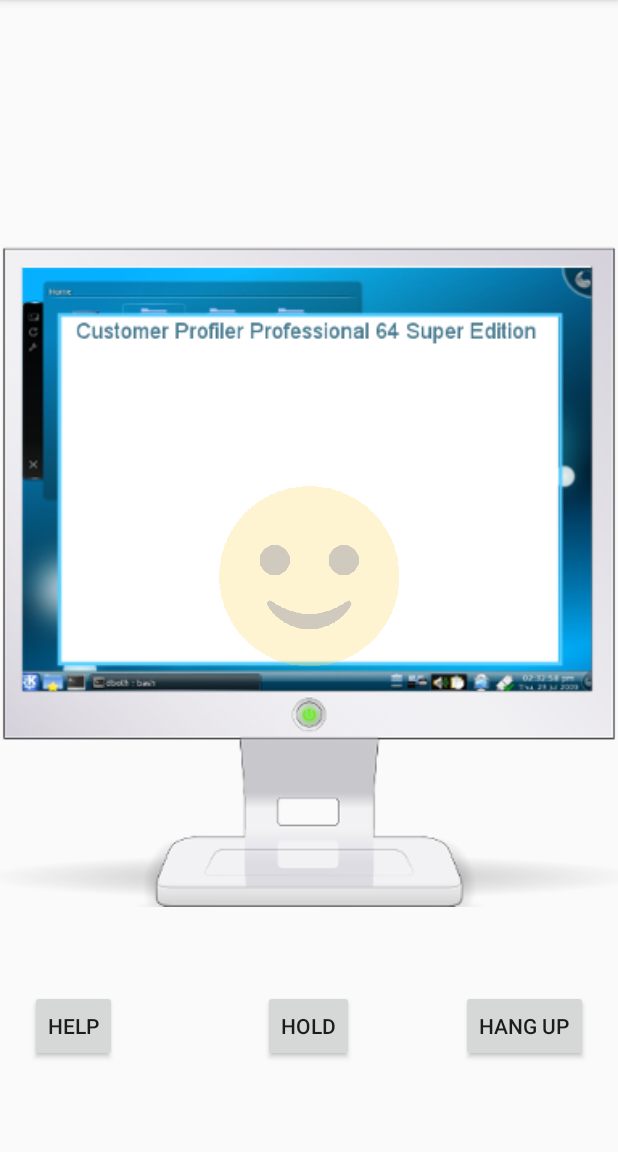
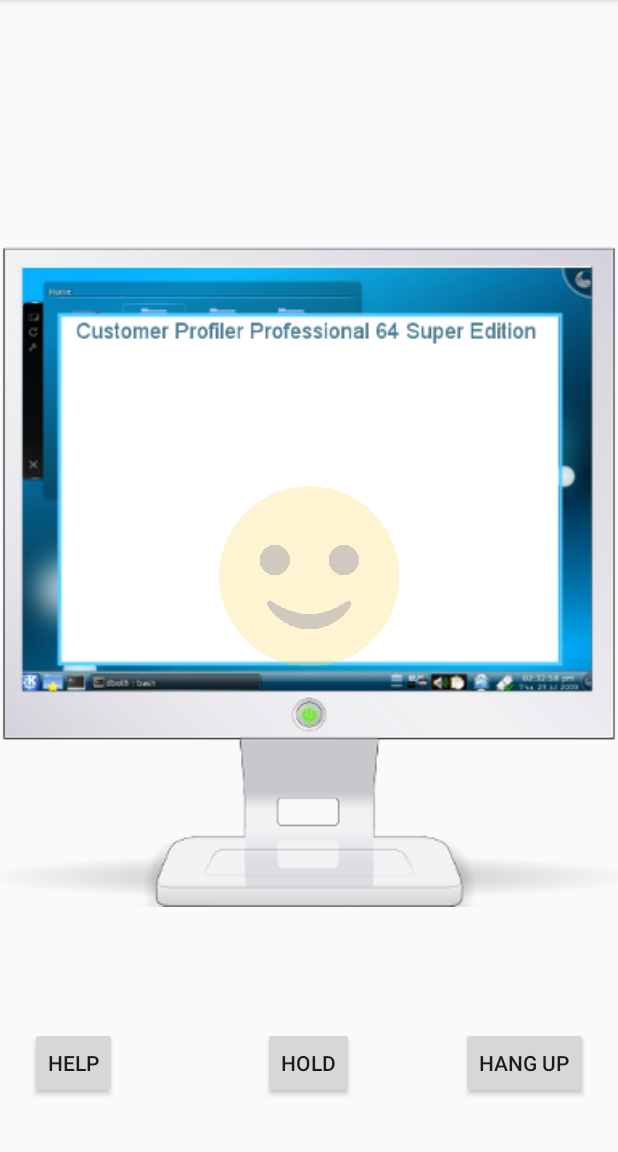
Before and after one commit to jshepdevelopment/CustomerServiceHelper, an Android app: the screen it shows after launch (MainActivity), on a phone screen of 412 x 824 dp, the part 84-1236 px from its top. Run offline under Robolectric (Android 15) with nearby library versions, the phone set to English and light mode, and no system bars.

Commit message:
Resources added.

```diff
--- a/app/src/main/java/com/jshepdevelopment/customerservicehelper/MainActivity.java
+++ b/app/src/main/java/com/jshepdevelopment/customerservicehelper/MainActivity.java
@@ -41,7 +41,6 @@ public class MainActivity extends AppCompatActivity {
         Log.d("JSLOG", goodImages.length() + " good images.");
         Log.d("JSLOG", badImages.length() + " bad images.");
 
-
         Customer nextCustomer = new Customer();
         ImageView customerView = (ImageView) findViewById(R.id.customer);
         Animation customerMove = AnimationUtils.loadAnimation(this, R.anim.move_customer);
@@ -49,8 +48,6 @@ public class MainActivity extends AppCompatActivity {
         // Set next customer type
         nextCustomer.setCustomerType();
         Log.d("JSLOG", "newCustomer.isGood = " + nextCustomer.isGood);
-
-
 
         // Set customer image view based on customer type
         if(nextCustomer.isGood) {
--- a/app/src/main/res/layout/activity_main.xml
+++ b/app/src/main/res/layout/activity_main.xml
@@ -35,7 +35,7 @@
         android:text="@string/help"
         android:id="@+id/buttonHelp"
         android:onClick="nextCustomer"
-        android:layout_marginBottom="60dp"
+        android:layout_marginBottom="35dp"
         android:layout_marginLeft="20dp"
         android:layout_alignParentBottom="true"
          />
@@ -47,7 +47,7 @@
         android:text="@string/hold"
         android:id="@+id/buttonHold"
         android:onClick="nextCustomer"
-        android:layout_marginBottom="60dp"
+        android:layout_marginBottom="35dp"
         android:layout_centerInParent="true"
         android:layout_alignParentBottom="true"/>
 
@@ -58,7 +58,7 @@
         android:text="@string/hangup"
         android:id="@+id/buttonHang"
         android:onClick="nextCustomer"
-        android:layout_marginBottom="60dp"
+        android:layout_marginBottom="35dp"
         android:layout_marginRight="20dp"
         android:layout_alignParentRight="true"
         android:layout_alignParentBottom="true"/>
--- a/app/src/main/res/values/arrays.xml
+++ b/app/src/main/res/values/arrays.xml
@@ -3,12 +3,18 @@
     <integer-array name="good_images">
         <item>@drawable/good01</item>
         <item>@drawable/good02</item>
+        <item>@drawable/good03</item>
+        <item>@drawable/good04</item>
+        <item>@drawable/good05</item>
     </integer-array>
 
     <integer-array name="bad_images">
         <item>@drawable/bad01</item>
         <item>@drawable/bad02</item>
         <item>@drawable/bad03</item>
+        <item>@drawable/bad04</item>
+        <item>@drawable/bad05</item>
+
     </integer-array>
 
 </resources>
```
